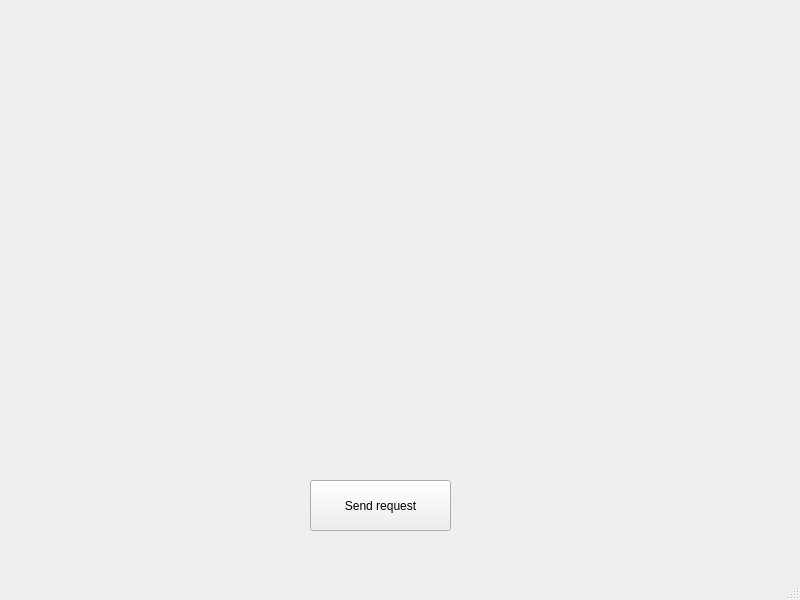
Before: the Qt Designer form lessons/8_lesson/mainwindow.ui in GerrFrog/QT_Lessons, drawn with Qt 5.
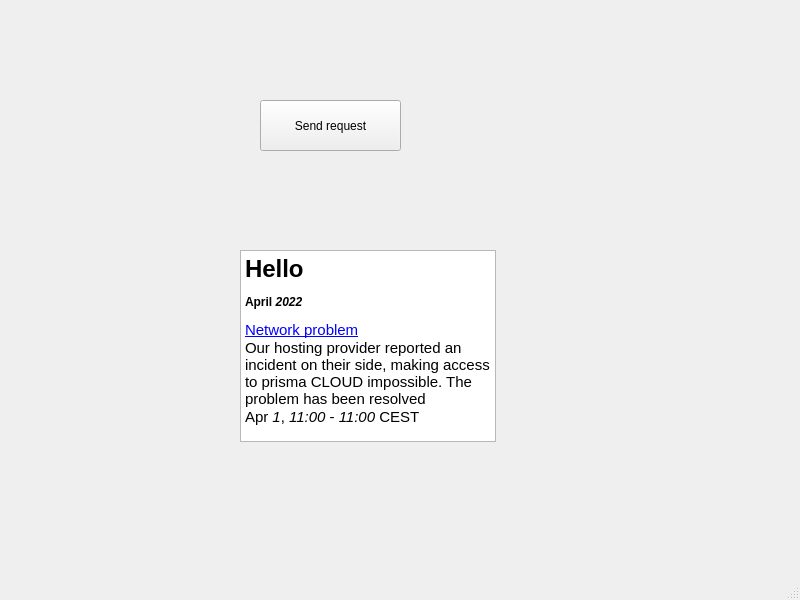
After: the same form once the commit is applied.

Patch:
```diff
--- a/lessons/8_lesson/mainwindow.ui
+++ b/lessons/8_lesson/mainwindow.ui
@@ -17,8 +17,8 @@
    <widget class="QPushButton" name="pushButton">
     <property name="geometry">
      <rect>
-      <x>310</x>
-      <y>480</y>
+      <x>260</x>
+      <y>100</y>
       <width>141</width>
       <height>51</height>
      </rect>
@@ -27,6 +27,27 @@
      <string>Send request</string>
     </property>
    </widget>
+   <widget class="QTextBrowser" name="textBrowser">
+    <property name="geometry">
+     <rect>
+      <x>240</x>
+      <y>250</y>
+      <width>256</width>
+      <height>192</height>
+     </rect>
+    </property>
+    <property name="html">
+     <string>&lt;!DOCTYPE HTML PUBLIC &quot;-//W3C//DTD HTML 4.0//EN&quot; &quot;http://www.w3.org/TR/REC-html40/strict.dtd&quot;&gt;
+&lt;html&gt;&lt;head&gt;&lt;meta name=&quot;qrichtext&quot; content=&quot;1&quot; /&gt;&lt;style type=&quot;text/css&quot;&gt;
+p, li { white-space: pre-wrap; }
+&lt;/style&gt;&lt;/head&gt;&lt;body style=&quot; font-family:'Ubuntu'; font-size:11pt; font-weight:400; font-style:normal;&quot;&gt;
+&lt;h1 style=&quot; margin-top:18px; margin-bottom:12px; margin-left:0px; margin-right:0px; -qt-block-indent:0; text-indent:0px;&quot;&gt;&lt;span style=&quot; font-size:xx-large; font-weight:600;&quot;&gt;Hello&lt;/span&gt;&lt;/h1&gt;
+&lt;h4 style=&quot; margin-top:12px; margin-bottom:12px; margin-left:0px; margin-right:0px; -qt-block-indent:0; text-indent:0px;&quot;&gt;&lt;span style=&quot; font-size:medium; font-weight:600;&quot;&gt;April &lt;/span&gt;&lt;span style=&quot; font-size:medium; font-weight:600; font-style:italic;&quot;&gt;2022&lt;/span&gt;&lt;/h4&gt;
+&lt;p style=&quot; margin-top:0px; margin-bottom:0px; margin-left:0px; margin-right:0px; -qt-block-indent:0; text-indent:0px;&quot;&gt;&lt;a href=&quot;https://status.prismacloud.com/incidents/l66db86c0j7w&quot;&gt;&lt;span style=&quot; text-decoration: underline; color:#0000ff;&quot;&gt;Network problem&lt;/span&gt;&lt;/a&gt;&lt;/p&gt;
+&lt;p style=&quot; margin-top:0px; margin-bottom:0px; margin-left:0px; margin-right:0px; -qt-block-indent:0; text-indent:0px;&quot;&gt;Our hosting provider reported an incident on their side, making access to prisma CLOUD impossible. The problem has been resolved&lt;/p&gt;
+&lt;p style=&quot; margin-top:0px; margin-bottom:0px; margin-left:0px; margin-right:0px; -qt-block-indent:0; text-indent:0px;&quot;&gt;Apr &lt;span style=&quot; font-style:italic;&quot;&gt;1&lt;/span&gt;, &lt;span style=&quot; font-style:italic;&quot;&gt;11:00&lt;/span&gt; - &lt;span style=&quot; font-style:italic;&quot;&gt;11:00&lt;/span&gt; CEST&lt;/p&gt;&lt;/body&gt;&lt;/html&gt;</string>
+    </property>
+   </widget>
   </widget>
   <widget class="QMenuBar" name="menubar">
    <property name="geometry">
```
